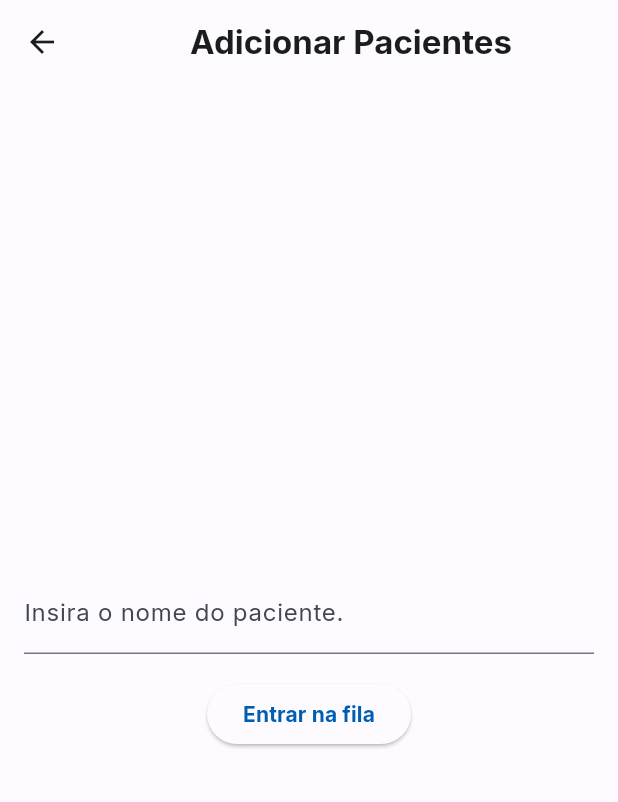
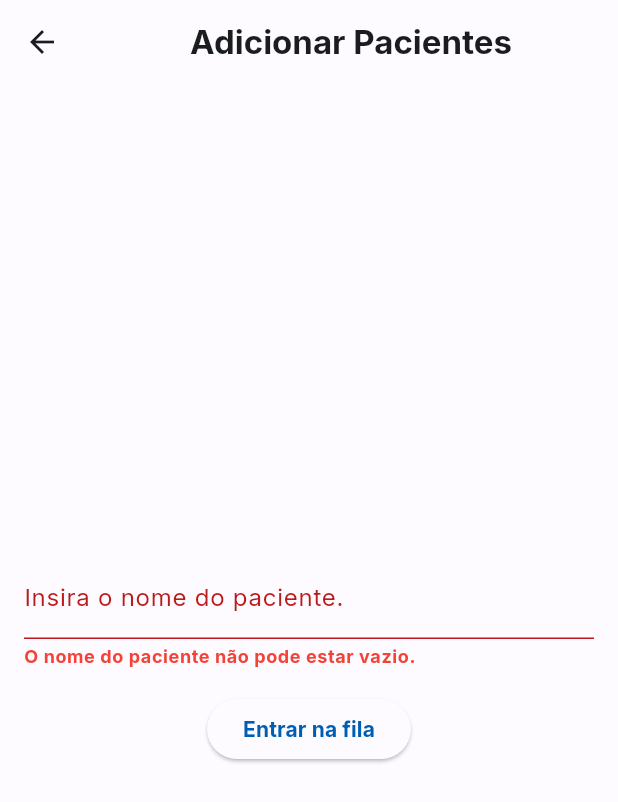
Before and after one commit to gloinho/sus_lifo_frontend, a Flutter app: the PatientForm screen opened by its route, after a tap on "Entrar na fila", on a phone screen of 412 x 824 dp. Shown: the top 802 px of the screen. Run offline on Flutter 3.47's test engine with Material 3 defaults, Android fonts, the phone set to English and light mode, and no system bars; our stand-ins replace dio, dynamic_color, google_fonts; network calls fail.

Commit message:
feat: add error message

```diff
--- a/lib/screens/patient_form.dart
+++ b/lib/screens/patient_form.dart
@@ -27,10 +27,24 @@ class AddPatient extends StatefulWidget {
 class _AddPatientState extends State<AddPatient> {
   final TextEditingController _textFieldController = TextEditingController();
 
+  String errorMessage = '';
+
   Future<void> _insertPatient(BuildContext context) async {
-    PatientViewModel? patient = await context
-        .read<PatientListViewModel>()
-        .add(_textFieldController.text);
+    String patientName = _textFieldController.text.trim();
+
+    if (patientName.isEmpty) {
+      setState(() {
+        errorMessage = 'O nome do paciente não pode estar vazio.';
+      });
+      return;
+    }
+
+    setState(() {
+      errorMessage = '';
+    });
+
+    PatientViewModel? patient =
+        await context.read<PatientListViewModel>().add(patientName);
 
     if (patient != null) {
       _showSuccessDialog(patient);
@@ -70,11 +84,20 @@ class _AddPatientState extends State<AddPatient> {
           Center(
             child: SizedBox(
               width: 500,
-              child: TextField(
-                controller: _textFieldController,
-                decoration: const InputDecoration(
-                  labelText: 'Insira o nome do paciente.',
-                ),
+              child: Column(
+                children: [
+                  TextField(
+                    controller: _textFieldController,
+                    decoration: InputDecoration(
+                        labelText: 'Insira o nome do paciente.',
+                        errorText:
+                            errorMessage.isNotEmpty ? errorMessage : null,
+                        errorStyle: const TextStyle(
+                          color: Colors.red,
+                          fontWeight: FontWeight.bold,
+                        )),
+                  ),
+                ],
               ),
             ),
           ),
```
